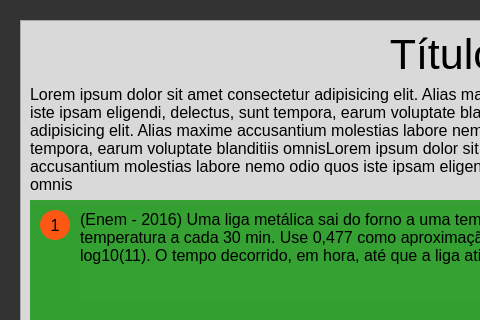
First picture: the form in tela_atividade.ui, repository Robson-tech/app-educacional, before the edit; both pictures show x 0 to 480 and y 0 to 320 of the 900 by 580 pixel window.
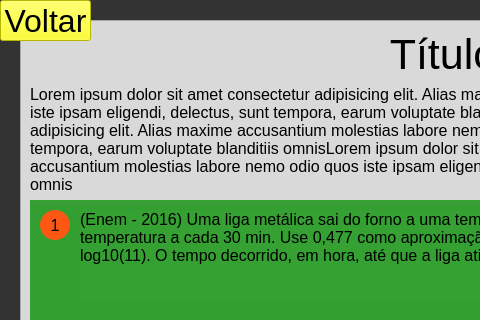
Second picture: the form after the edit.

Commit message: tela atividades

```diff
--- a/tela_atividade.ui
+++ b/tela_atividade.ui
@@ -484,6 +484,33 @@
     </layout>
    </widget>
   </widget>
+  <widget class="QPushButton" name="botao_voltar">
+   <property name="geometry">
+    <rect>
+     <x>0</x>
+     <y>0</y>
+     <width>91</width>
+     <height>41</height>
+    </rect>
+   </property>
+   <property name="font">
+    <font>
+     <pointsize>24</pointsize>
+    </font>
+   </property>
+   <property name="cursor">
+    <cursorShape>PointingHandCursor</cursorShape>
+   </property>
+   <property name="layoutDirection">
+    <enum>Qt::LeftToRight</enum>
+   </property>
+   <property name="styleSheet">
+    <string notr="true">background-color: rgb(255, 255, 0);</string>
+   </property>
+   <property name="text">
+    <string>Voltar</string>
+   </property>
+  </widget>
  </widget>
  <resources/>
  <connections/>
```
Left out of the diff: 2 changed lines with no effect on the pictures. The commit also changes 13 other files.
